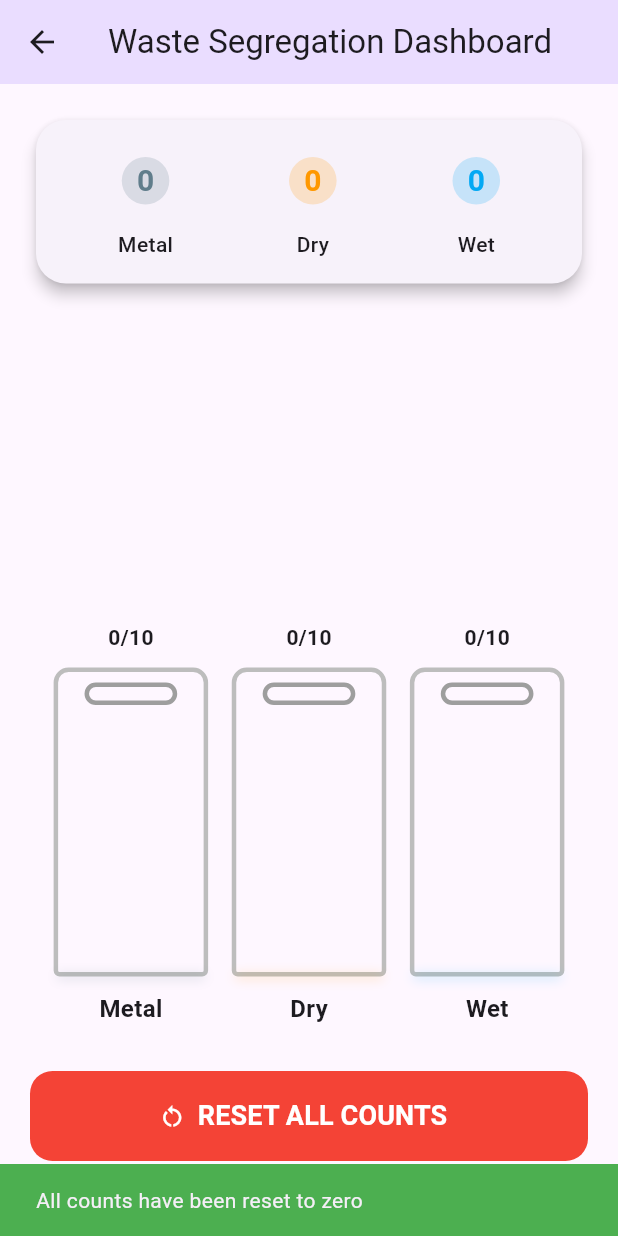
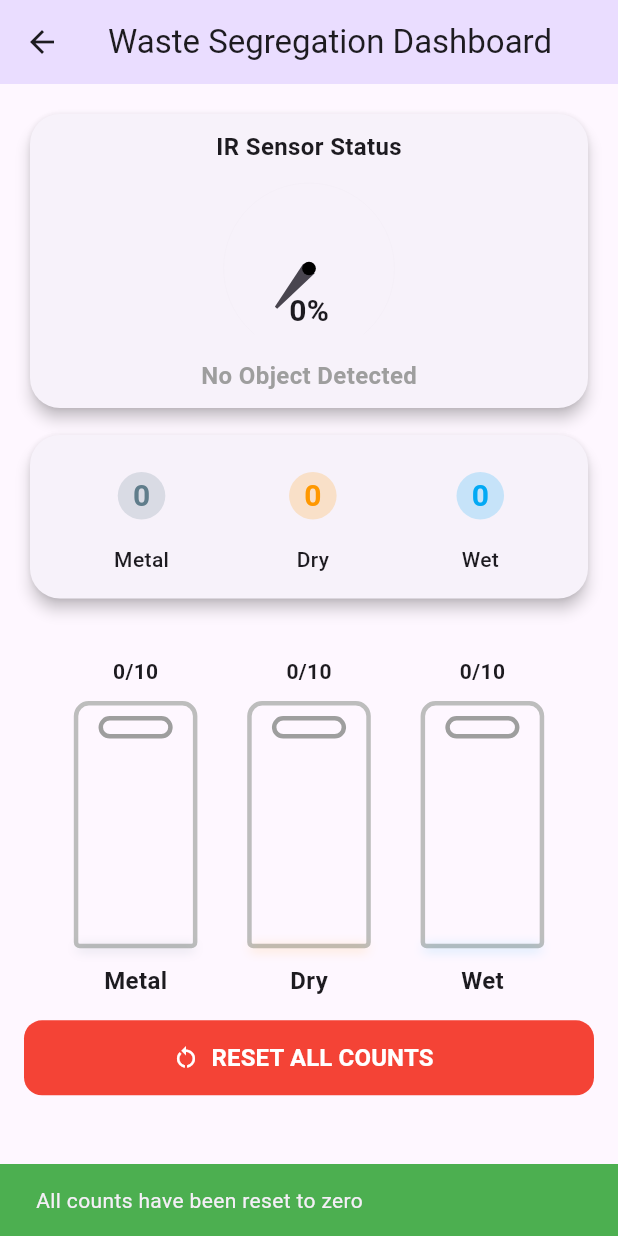
Before and after one commit to XasanMussa/west-segregation, a Flutter app: the HomeScreen screen opened directly, after a tap on "RESET ALL COUNTS", on a phone screen of 412 x 824 dp. Run offline on Flutter 3.47's test engine with Material 3 defaults, Android fonts, the light colour scheme and no system bars; drawn by our look-alikes of syncfusion_flutter_gauges; our stand-ins replace cloud_firestore, firebase_auth, firebase_core, firebase_database, google_fonts; accounts and stored records are empty.

Commit message:
added ir sensor status and finished the app

```diff
--- a/lib/authentication_screen.dart
+++ b/lib/authentication_screen.dart
@@ -2,7 +2,6 @@
 import 'package:firebase_auth/firebase_auth.dart';
 import 'package:google_fonts/google_fonts.dart';
 import 'package:west_segregation/home.dart';
-import 'package:west_segregation/homev1.dart';
 
 class MaterialSegregationApp extends StatelessWidget {
   const MaterialSegregationApp({super.key});
--- a/lib/home.dart
+++ b/lib/home.dart
@@ -2,6 +2,7 @@
 import 'package:firebase_core/firebase_core.dart';
 import 'package:cloud_firestore/cloud_firestore.dart';
 import 'package:firebase_database/firebase_database.dart';
+import 'package:syncfusion_flutter_gauges/gauges.dart'; // Add this import for the gauge
 
 void main() async {
   WidgetsFlutterBinding.ensureInitialized();
@@ -40,6 +41,7 @@
   int _metalCount = 0;
   int _dryCount = 0;
   int _wetCount = 0;
+  double _irValue = 0.0; // 0 to 100 for the gauge
 
   // Store previous RTDB values to detect 0->1 transitions
   int _prevMetalValue = 0;
@@ -155,7 +157,7 @@
     });
 
     // Listen to /wet key
-    _rtdbRef.child('waterDetected').onValue.listen((event) {
+    _rtdbRef.child('wetDetected').onValue.listen((event) {
       final value = _parseRTDBValue(event.snapshot.value);
       if (value != null) {
         _handleRealtimeValueChange(
@@ -167,10 +169,19 @@
         _prevWetValue = value;
       }
     });
+
+    // Listen to /irDetected key for the gauge
+    _rtdbRef.child('irDetected').onValue.listen((event) {
+      final value = _parseRTDBValue(event.snapshot.value);
+      if (value != null) {
+        setState(() {
+          _irValue = value == 1 ? 100.0 : 0.0;
+        });
+      }
+    });
   }
 
   int? _parseRTDBValue(Object? value) {
-    // RTDB values can be int, double, String — try to parse safely
     if (value == null) return null;
     if (value is int) return value;
     if (value is double) return value.toInt();
@@ -186,11 +197,9 @@
     required int prevValue,
     required VoidCallback onIncrement,
   }) {
-    // Only trigger increment on 0->1 transition
     if (prevValue == 0 && newValue == 1) {
       onIncrement();
     }
-    // ignore other changes, including 1->0 reset
   }
 
   void _incrementMetalCount() {
@@ -276,13 +285,20 @@
       ),
       body: _isLoading
           ? const Center(child: CircularProgressIndicator())
-          : Padding(
-              padding: const EdgeInsets.all(20.0),
+          : SingleChildScrollView(
+              child: Padding(
+                padding: const EdgeInsets.all(16.0), // Reduced padding
                 child: Column(
                   children: [
+                    // Gauge with reduced height
+                    _buildIRGauge(),
+                    const SizedBox(height: 10),
+                    // Stats summary
                     _buildStatsSummary(),
-                  const SizedBox(height: 30),
-                  Expanded(
+                    const SizedBox(height: 15),
+                    // Buckets with reduced height
+                    SizedBox(
+                      height: MediaQuery.of(context).size.height * 0.30,
                       child: Row(
                         mainAxisAlignment: MainAxisAlignment.spaceEvenly,
                         crossAxisAlignment: CrossAxisAlignment.end,
@@ -314,28 +330,111 @@
                         ],
                       ),
                     ),
+                    // Reset button with reduced height
                     Padding(
-                    padding: const EdgeInsets.symmetric(vertical: 30),
+                      padding: const EdgeInsets.symmetric(vertical: 15),
                       child: SizedBox(
                         width: double.infinity,
-                      height: 60,
+                        height: 50, // Reduced height
                         child: FilledButton.icon(
                           onPressed: _resetCounts,
                           icon: const Icon(Icons.restart_alt),
                           label: const Text(
                             'RESET ALL COUNTS',
                             style: TextStyle(
-                              fontSize: 18, fontWeight: FontWeight.bold),
+                                fontSize: 16, // Reduced font size
+                                fontWeight: FontWeight.bold),
                           ),
                           style: FilledButton.styleFrom(
                             backgroundColor: Colors.red,
                             shape: RoundedRectangleBorder(
-                            borderRadius: BorderRadius.circular(15),
+                              borderRadius: BorderRadius.circular(12),
                             ),
                           ),
                         ),
                       ),
                     )
+                  ],
+                ),
+              ),
+            ),
+    );
+  }
+
+  Widget _buildIRGauge() {
+    return Card(
+      elevation: 4,
+      shape: RoundedRectangleBorder(
+        borderRadius: BorderRadius.circular(20),
+      ),
+      child: Padding(
+        padding: const EdgeInsets.all(10.0),
+        child: Column(
+          children: [
+            const Text(
+              'IR Sensor Status',
+              style: TextStyle(fontSize: 16, fontWeight: FontWeight.bold),
+            ),
+            const SizedBox(height: 10),
+            SizedBox(
+              height: 120,
+              child: SfRadialGauge(
+                axes: <RadialAxis>[
+                  RadialAxis(
+                    minimum: 0,
+                    maximum: 100,
+                    showLabels: false,
+                    showTicks: false,
+                    axisLineStyle: const AxisLineStyle(
+                      thickness: 0.1,
+                      cornerStyle: CornerStyle.bothCurve,
+                    ),
+                    ranges: <GaugeRange>[
+                      GaugeRange(
+                        startValue: 0,
+                        endValue: _irValue,
+                        color: _irValue > 0 ? Colors.green : Colors.grey,
+                        startWidth: 20,
+                        endWidth: 20,
+                      ),
+                    ],
+                    pointers: <GaugePointer>[
+                      NeedlePointer(
+                        value: _irValue,
+                        needleLength: 0.6,
+                        needleStartWidth: 1,
+                        needleEndWidth: 5,
+                        knobStyle: const KnobStyle(
+                          knobRadius: 0.08,
+                          color: Colors.black,
+                        ),
+                      ),
+                    ],
+                    annotations: <GaugeAnnotation>[
+                      GaugeAnnotation(
+                        widget: Text(
+                          '${_irValue.toInt()}%',
+                          style: const TextStyle(
+                            fontSize: 20,
+                            fontWeight: FontWeight.bold,
+                          ),
+                        ),
+                        angle: 90,
+                        positionFactor: 0.5,
+                      ),
+                    ],
+                  ),
+                ],
+              ),
+            ),
+            Text(
+              _irValue > 0 ? 'Object Detected' : 'No Object Detected',
+              style: TextStyle(
+                fontSize: 16,
+                fontWeight: FontWeight.bold,
+                color: _irValue > 0 ? Colors.green : Colors.grey,
+              ),
+            ),
           ],
         ),
       ),
@@ -397,8 +496,8 @@
     required AnimationController controller,
     required int count,
   }) {
-    final double bucketHeight = MediaQuery.of(context).size.height * 0.25;
-    final double bucketWidth = MediaQuery.of(context).size.width * 0.25;
+    final double bucketHeight = MediaQuery.of(context).size.height * 0.20;
+    final double bucketWidth = MediaQuery.of(context).size.width * 0.20;
 
     return Column(
       mainAxisSize: MainAxisSize.min,
--- a/pubspec.yaml
+++ b/pubspec.yaml
@@ -40,6 +40,7 @@
   intl: ^0.20.2
   cloud_firestore: ^5.6.8
   firebase_database: ^11.3.6
+  syncfusion_flutter_gauges: ^29.1.38
 
 dev_dependencies:
   flutter_test:
```
Also changed, not shown: lib/homev1.dart (+101 -57 lines), pubspec.lock. Lines whose indentation alone changed are shown as unchanged.
